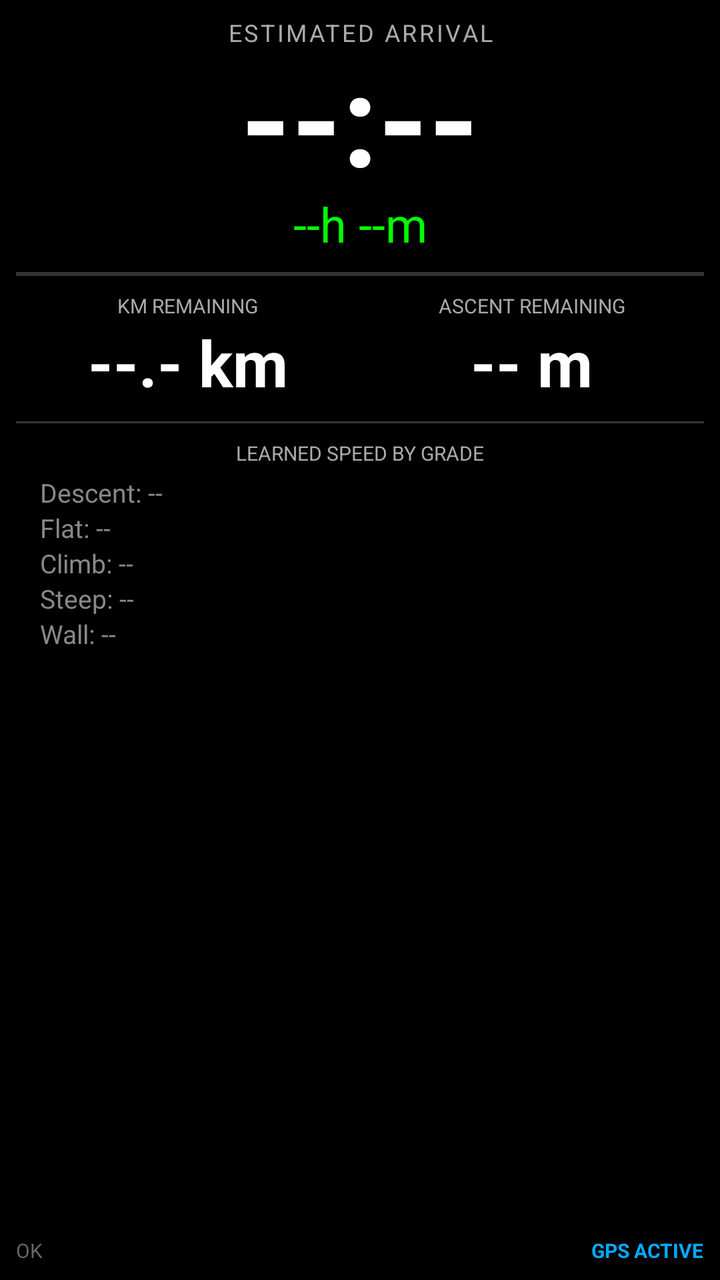
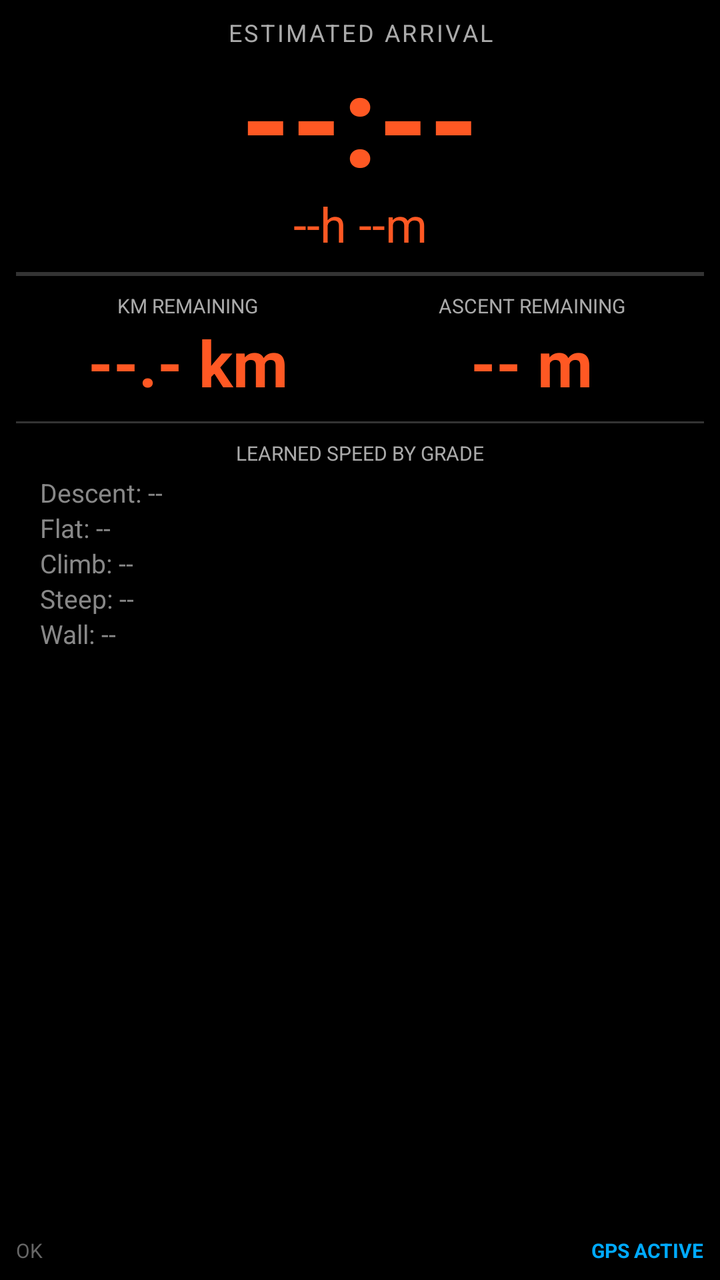

Before-and-after screenshots of an Android layout around one commit, followed by the original layout XML and the change that was made.
<!-- AndroidManifest.xml: application theme Theme.AppCompat.DayNight.NoActionBar -->
<!-- res/layout/view_eta_master.xml -->
<?xml version="1.0" encoding="utf-8"?>
<LinearLayout xmlns:android="http://schemas.android.com/apk/res/android"
    android:layout_width="match_parent"
    android:layout_height="match_parent"
    android:background="#000000"
    android:orientation="vertical"
    android:padding="8dp">

    
    <TextView
        android:layout_width="match_parent"
        android:layout_height="wrap_content"
        android:text="ESTIMATED ARRIVAL"
        android:textColor="#AAAAAA"
        android:textSize="12sp"
        android:gravity="center"
        android:letterSpacing="0.1" />

    <TextView
        android:id="@+id/tv_master_eta"
        android:layout_width="match_parent"
        android:layout_height="wrap_content"
        android:text="--:--"
        android:textColor="#FFFFFF"
        android:textSize="64sp"
        android:textStyle="bold"
        android:gravity="center"
        android:includeFontPadding="false" />

    <TextView
        android:id="@+id/tv_master_remaining"
        android:layout_width="match_parent"
        android:layout_height="wrap_content"
        android:text="--h --m"
        android:textColor="#00FF00"
        android:textSize="24sp"
        android:gravity="center"
        android:layout_marginTop="-4dp" />

    
    <View
        android:layout_width="match_parent"
        android:layout_height="2dp"
        android:layout_marginVertical="8dp"
        android:background="#333333" />

    
    <LinearLayout
        android:layout_width="match_parent"
        android:layout_height="wrap_content"
        android:orientation="horizontal"
        android:baselineAligned="false">

        <LinearLayout
            android:layout_width="0dp"
            android:layout_height="wrap_content"
            android:layout_weight="1"
            android:orientation="vertical"
            android:gravity="center">
            <TextView android:layout_width="wrap_content" android:layout_height="wrap_content" android:text="KM REMAINING" android:textColor="#AAAAAA" android:textSize="10sp" />
            <TextView android:id="@+id/tv_master_km" android:layout_width="wrap_content" android:layout_height="wrap_content" android:text="--.- km" android:textColor="#FFFFFF" android:textSize="32sp" android:textStyle="bold" />
        </LinearLayout>

        <LinearLayout
            android:layout_width="0dp"
            android:layout_height="wrap_content"
            android:layout_weight="1"
            android:orientation="vertical"
            android:gravity="center">
            <TextView android:layout_width="wrap_content" android:layout_height="wrap_content" android:text="ASCENT REMAINING" android:textColor="#AAAAAA" android:textSize="10sp" />
            <TextView android:id="@+id/tv_master_ascent" android:layout_width="wrap_content" android:layout_height="wrap_content" android:text="-- m" android:textColor="#FFFFFF" android:textSize="32sp" android:textStyle="bold" />
        </LinearLayout>
    </LinearLayout>

    <View
        android:layout_width="match_parent"
        android:layout_height="1dp"
        android:layout_marginVertical="8dp"
        android:background="#333333" />

    
    <TextView
        android:layout_width="match_parent"
        android:layout_height="wrap_content"
        android:text="LEARNED SPEED BY GRADE"
        android:textColor="#AAAAAA"
        android:textSize="10sp"
        android:gravity="center"
        android:layout_marginBottom="4dp" />

    <LinearLayout
        android:layout_width="match_parent"
        android:layout_height="wrap_content"
        android:orientation="vertical"
        android:paddingHorizontal="12dp">
        <TextView android:id="@+id/tv_b0" android:layout_width="match_parent" android:layout_height="wrap_content" android:text="Descent: --" android:textColor="#888888" android:textSize="13sp" />
        <TextView android:id="@+id/tv_b1" android:layout_width="match_parent" android:layout_height="wrap_content" android:text="Flat: --" android:textColor="#888888" android:textSize="13sp" />
        <TextView android:id="@+id/tv_b2" android:layout_width="match_parent" android:layout_height="wrap_content" android:text="Climb: --" android:textColor="#888888" android:textSize="13sp" />
        <TextView android:id="@+id/tv_b3" android:layout_width="match_parent" android:layout_height="wrap_content" android:text="Steep: --" android:textColor="#888888" android:textSize="13sp" />
        <TextView android:id="@+id/tv_b4" android:layout_width="match_parent" android:layout_height="wrap_content" android:text="Wall: --" android:textColor="#888888" android:textSize="13sp" />
    </LinearLayout>

    
    <View
        android:layout_width="match_parent"
        android:layout_height="0dp"
        android:layout_weight="1" />

    <LinearLayout
        android:layout_width="match_parent"
        android:layout_height="wrap_content"
        android:orientation="horizontal"
        android:gravity="bottom">
        <TextView android:id="@+id/tv_status_msg" android:layout_width="0dp" android:layout_weight="1" android:layout_height="wrap_content" android:text="OK" android:textColor="#666666" android:textSize="10sp" />
        <TextView android:id="@+id/tv_gps_status" android:layout_width="wrap_content" android:layout_height="wrap_content" android:text="GPS ACTIVE" android:textColor="#00AAFF" android:textSize="10sp" android:textStyle="bold" />
    </LinearLayout>

</LinearLayout>
<!-- resources referenced by this layout -->
<resources>

</resources>

<!-- the commit's change to res/layout/view_eta_master.xml (unified diff, before → after) -->
@@ -21,7 +21,7 @@
         android:layout_width="match_parent"
         android:layout_height="wrap_content"
         android:text="--:--"
-        android:textColor="#FFFFFF"
+        android:textColor="#FF5823"
         android:textSize="64sp"
         android:textStyle="bold"
         android:gravity="center"
@@ -32,7 +32,7 @@
         android:layout_width="match_parent"
         android:layout_height="wrap_content"
         android:text="--h --m"
-        android:textColor="#00FF00"
+        android:textColor="#FF5823"
         android:textSize="24sp"
         android:gravity="center"
         android:layout_marginTop="-4dp" />
@@ -58,7 +58,7 @@
             android:orientation="vertical"
             android:gravity="center">
             <TextView android:layout_width="wrap_content" android:layout_height="wrap_content" android:text="KM REMAINING" android:textColor="#AAAAAA" android:textSize="10sp" />
-            <TextView android:id="@+id/tv_master_km" android:layout_width="wrap_content" android:layout_height="wrap_content" android:text="--.- km" android:textColor="#FFFFFF" android:textSize="32sp" android:textStyle="bold" />
+            <TextView android:id="@+id/tv_master_km" android:layout_width="wrap_content" android:layout_height="wrap_content" android:text="--.- km" android:textColor="#FF5823" android:textSize="32sp" android:textStyle="bold" />
         </LinearLayout>
 
         <LinearLayout
@@ -68,7 +68,7 @@
             android:orientation="vertical"
             android:gravity="center">
             <TextView android:layout_width="wrap_content" android:layout_height="wrap_content" android:text="ASCENT REMAINING" android:textColor="#AAAAAA" android:textSize="10sp" />
-            <TextView android:id="@+id/tv_master_ascent" android:layout_width="wrap_content" android:layout_height="wrap_content" android:text="-- m" android:textColor="#FFFFFF" android:textSize="32sp" android:textStyle="bold" />
+            <TextView android:id="@+id/tv_master_ascent" android:layout_width="wrap_content" android:layout_height="wrap_content" android:text="-- m" android:textColor="#FF5823" android:textSize="32sp" android:textStyle="bold" />
         </LinearLayout>
     </LinearLayout>
 
